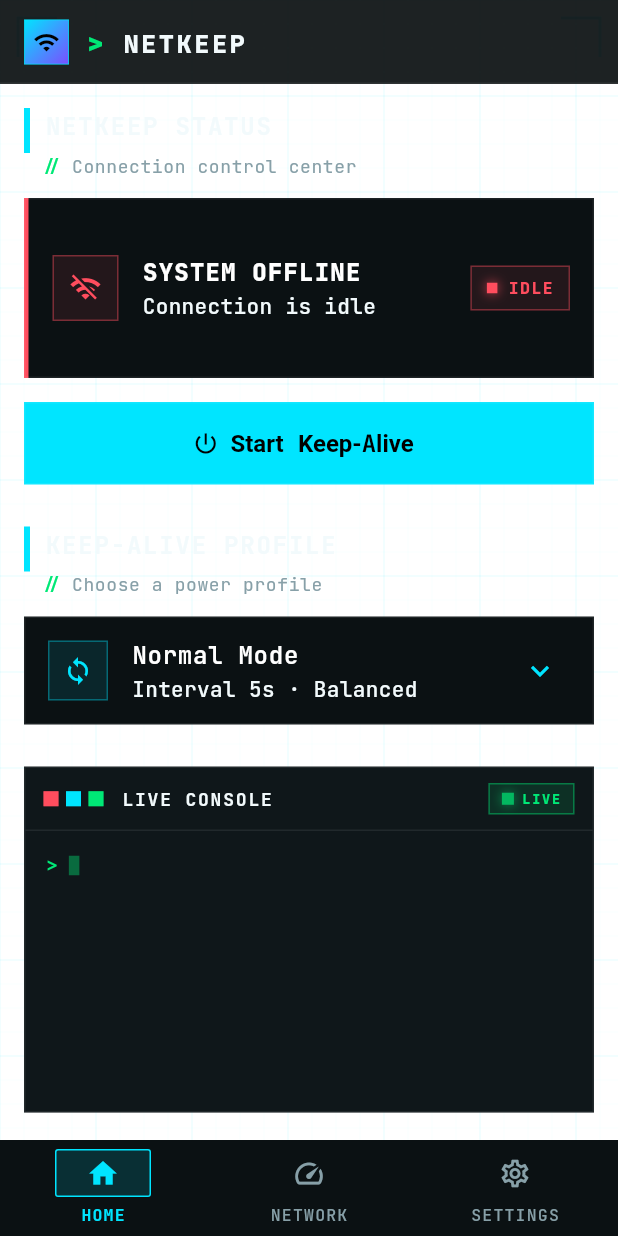
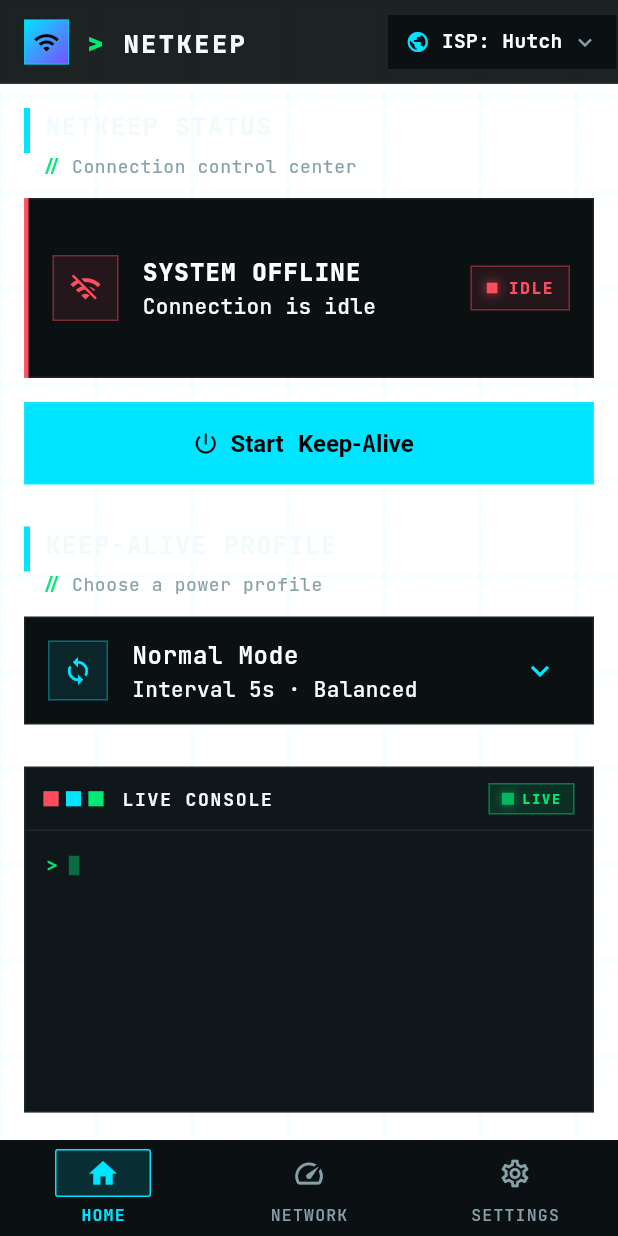
Before and after one commit to moshika38/NetKeep, a Flutter app: the screen it shows after launch, on a phone screen of 412 x 824 dp. Run offline on Flutter 3.47's test engine with Material 3 defaults, Android fonts, the phone set to English and light mode, and no system bars; our stand-ins replace flutter_dotenv, google_fonts, package_info_plus, shared_preferences, wakelock_plus; missing offline and left inert: usage_stats.

Commit message:
add multi-ISP support

```diff
--- a/lib/presentation/home/home.screen.dart
+++ b/lib/presentation/home/home.screen.dart
@@ -1,8 +1,10 @@
 import 'package:flutter/material.dart';
 import 'package:netkeep/services/app.preferences.dart';
+import 'package:netkeep/services/isp.config.dart';
 import 'package:netkeep/services/ping.services.dart';
 import 'package:netkeep/utils/theme.dart';
 import 'package:netkeep/widgets/app.bar.dart';
+import 'package:netkeep/widgets/home_widgets/isp.dropdown.dart';
 import 'package:netkeep/widgets/home_widgets/live.console.dart';
 import 'package:netkeep/widgets/home_widgets/profile.dropdown.dart';
 import 'package:netkeep/widgets/section.header.dart';
@@ -18,8 +20,22 @@ class _HomeScreenState extends State<HomeScreen> {
   int _activeProfileIndex = 0;
   int _customIntervalSeconds = 5;
   bool _isRunning = false;
+  late String _selectedIspUrl;
   final List<(String, String)> _logs = [];
   final PingService _pingService = PingService();
+
+  @override
+  void initState() {
+    super.initState();
+    _selectedIspUrl = AppPreferences.selectedIspUrl;
+    _pingService.setTargetUrl(_selectedIspUrl);
+  }
+
+  void _onIspChanged(IspConfig isp) {
+    setState(() => _selectedIspUrl = isp.url);
+    AppPreferences.setSelectedIspUrl(isp.url);
+    _pingService.setTargetUrl(isp.url);
+  }
 
   void _toggleKeepAlive() {
     if (_isRunning) {
@@ -72,7 +88,15 @@ class _HomeScreenState extends State<HomeScreen> {
   @override
   Widget build(BuildContext context) {
     return Scaffold(
-      appBar: const NetKeepAppBar(title: 'NetKeep'),
+      appBar: NetKeepAppBar(
+        title: 'NetKeep',
+        actions: [
+          IspDropdown(
+            selectedUrl: _selectedIspUrl,
+            onChanged: _onIspChanged,
+          ),
+        ],
+      ),
       body: ListView(
         padding: const EdgeInsets.all(16),
         children: [
--- a/lib/services/app.preferences.dart
+++ b/lib/services/app.preferences.dart
@@ -1,15 +1,19 @@
+import 'package:netkeep/services/isp.config.dart';
 import 'package:shared_preferences/shared_preferences.dart';
 
 class AppPreferences {
   static const String _autoClearConsoleKey = 'auto_clear_console';
   static const bool _autoClearConsoleDefault = false;
+  static const String _selectedIspUrlKey = 'selected_isp_url';
 
   static bool _autoClearConsole = _autoClearConsoleDefault;
+  static String _selectedIspUrl = defaultIspUrl;
 
   static Future<void> init() async {
     final prefs = await SharedPreferences.getInstance();
     _autoClearConsole =
         prefs.getBool(_autoClearConsoleKey) ?? _autoClearConsoleDefault;
+    _selectedIspUrl = prefs.getString(_selectedIspUrlKey) ?? defaultIspUrl;
   }
 
   static bool get autoClearConsole => _autoClearConsole;
@@ -19,4 +23,12 @@ class AppPreferences {
     final prefs = await SharedPreferences.getInstance();
     await prefs.setBool(_autoClearConsoleKey, value);
   }
+
+  static String get selectedIspUrl => _selectedIspUrl;
+
+  static Future<void> setSelectedIspUrl(String url) async {
+    _selectedIspUrl = url;
+    final prefs = await SharedPreferences.getInstance();
+    await prefs.setString(_selectedIspUrlKey, url);
+  }
 }
--- a/lib/services/ping.services.dart
+++ b/lib/services/ping.services.dart
@@ -8,10 +8,14 @@ class PingService {
   Timer? _pingTimer;
   late http.Client _httpClient;
 
-  final String targetUrl = dotenv.env['TARGET_URL'] ?? 'https://google.com';
+  String targetUrl = dotenv.env['TARGET_URL'] ?? 'https://google.com';
 
   PingService() {
     _httpClient = http.Client();
+  }
+
+  void setTargetUrl(String url) {
+    targetUrl = url;
   }
 
   void startNormalMode(void Function((String, String) log) onLogGenerated) {
--- a/lib/widgets/app.bar.dart
+++ b/lib/widgets/app.bar.dart
@@ -3,7 +3,8 @@ import 'package:netkeep/utils/theme.dart';
 
 class NetKeepAppBar extends StatelessWidget implements PreferredSizeWidget {
   final String title;
-  const NetKeepAppBar({super.key, required this.title});
+  final List<Widget>? actions;
+  const NetKeepAppBar({super.key, required this.title, this.actions});
 
   @override
   Size get preferredSize => const Size.fromHeight(kToolbarHeight);
@@ -12,6 +13,7 @@ class NetKeepAppBar extends StatelessWidget implements PreferredSizeWidget {
   Widget build(BuildContext context) {
     return AppBar(
       titleSpacing: 16,
+      actions: actions,
       title: Row(
         children: [
           Container(
--- /dev/null
+++ b/lib/widgets/home_widgets/isp.dropdown.dart
@@ -0,0 +1,118 @@
+import 'package:flutter/material.dart';
+import 'package:netkeep/services/isp.config.dart';
+import 'package:netkeep/utils/theme.dart';
+
+class IspDropdown extends StatelessWidget {
+  final String selectedUrl;
+  final ValueChanged<IspConfig> onChanged;
+
+  const IspDropdown({
+    super.key,
+    required this.selectedUrl,
+    required this.onChanged,
+  });
+
+  IspConfig get _selected {
+    return supportedIsps.firstWhere(
+      (isp) => isp.url == selectedUrl,
+      orElse: () => supportedIsps.first,
+    );
+  }
+
+  @override
+  Widget build(BuildContext context) {
+    final selected = _selected;
+    return InkWell(
+      onTap: () => _showPicker(context),
+      borderRadius: BorderRadius.zero,
+      child: Container(
+        padding: const EdgeInsets.symmetric(horizontal: 12, vertical: 8),
+        decoration: BoxDecoration(
+          color: AppColors.cardBgColor,
+          borderRadius: BorderRadius.zero,
+          border: Border.all(color: AppColors.borderColor),
+        ),
+        child: Row(
+          mainAxisSize: MainAxisSize.min,
+          children: [
+            const Icon(Icons.public, size: 16, color: AppColors.primaryColor),
+            const SizedBox(width: 8),
+            Text(
+              "ISP: ${selected.name}",
+              style: const TextStyle(
+                color: Colors.white,
+                fontSize: 13,
+                fontWeight: FontWeight.w700,
+              ),
+            ),
+            const SizedBox(width: 6),
+            const Icon(Icons.expand_more, size: 18, color: AppColors.textColor),
+          ],
+        ),
+      ),
+    );
+  }
+
+  void _showPicker(BuildContext context) {
+    showModalBottomSheet(
+      context: context,
+      backgroundColor: AppColors.cardBgColor,
+      shape: const RoundedRectangleBorder(
+        borderRadius: BorderRadius.zero,
+      ),
+      builder: (sheetContext) {
+        return SafeArea(
+          child: Column(
+            mainAxisSize: MainAxisSize.min,
+            children: [
+              Padding(
+                padding: const EdgeInsets.all(16),
+                child: Text(
+                  "SELECT ISP",
+                  style: Theme.of(context).textTheme.titleMedium!.copyWith(
+                    letterSpacing: 1.2,
+                  ),
+                ),
+              ),
+              for (var i = 0; i < supportedIsps.length; i++)
+                Container(
+                  margin: const EdgeInsets.fromLTRB(16, 0, 16, 8),
+                  decoration: BoxDecoration(
+                    color: supportedIsps[i].url == selectedUrl
+                        ? AppColors.primaryColor.withValues(alpha: 0.08)
+                        : Colors.transparent,
+                    borderRadius: BorderRadius.zero,
+                    border: Border.all(
+                      color: supportedIsps[i].url == selectedUrl
+                          ? AppColors.primaryColor
+                          : AppColors.white.withValues(alpha: 0.06),
+                      width: supportedIsps[i].url == selectedUrl ? 1.5 : 1,
+                    ),
+                  ),
+                  child: ListTile(
+                    leading: const Icon(
+                      Icons.public,
+                      color: AppColors.primaryColor,
+                    ),
+                    title: Text(
+                      supportedIsps[i].isRecommended
+                          ? "${supportedIsps[i].name} (Recommended)"
+                          : supportedIsps[i].name,
+                    ),
+                    trailing: supportedIsps[i].url == selectedUrl
+                        ? const Icon(Icons.check, color: AppColors.primaryColor)
+                        : null,
+                    onTap: () {
+                      Navigator.pop(sheetContext);
+                      onChanged(supportedIsps[i]);
+                    },
+                  ),
+                ),
+              const SizedBox(height: 8),
+            ],
+          ),
+        );
+      },
+    );
+  }
+}
```
Also changed, not shown: lib/services/isp.config.dart (added).
